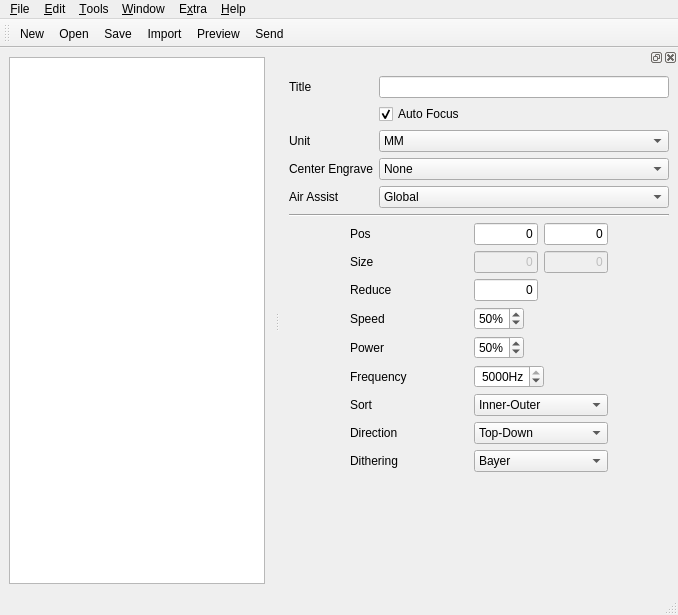
The window that src/gui/CtrlCut.ui (kallaballa/ctrl-cut) describes before a commit, drawn with Qt 5.
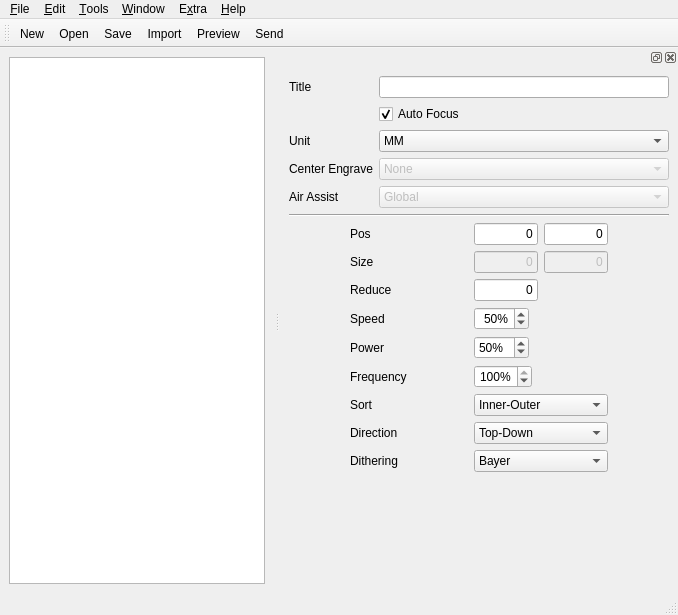
The same window after the commit. Icons and pictures are not drawn. Custom widgets are drawn as their Qt base class.

Patch:
```diff
--- a/src/gui/CtrlCut.ui
+++ b/src/gui/CtrlCut.ui
@@ -185,6 +185,9 @@
        </item>
        <item row="5" column="1">
         <widget class="QComboBox" name="airAssistBox">
+         <property name="enabled">
+          <bool>false</bool>
+         </property>
          <property name="maximumSize">
           <size>
            <width>16777215</width>
@@ -247,6 +250,9 @@
        </item>
        <item row="3" column="1">
         <widget class="QComboBox" name="center">
+         <property name="enabled">
+          <bool>false</bool>
+         </property>
          <property name="sizeAdjustPolicy">
           <enum>QComboBox::AdjustToContentsOnFirstShow</enum>
          </property>
@@ -482,7 +488,7 @@
          </property>
          <property name="maximumSize">
           <size>
-           <width>50</width>
+           <width>55</width>
            <height>16777215</height>
           </size>
          </property>
@@ -532,7 +538,7 @@
          </property>
          <property name="maximumSize">
           <size>
-           <width>50</width>
+           <width>55</width>
            <height>16777215</height>
           </size>
          </property>
@@ -571,26 +577,20 @@
            <verstretch>0</verstretch>
           </sizepolicy>
          </property>
-         <property name="minimumSize">
-          <size>
-           <width>70</width>
-           <height>0</height>
-          </size>
-         </property>
          <property name="alignment">
           <set>Qt::AlignRight|Qt::AlignTrailing|Qt::AlignVCenter</set>
          </property>
          <property name="suffix">
-          <string>Hz</string>
+          <string>%</string>
          </property>
          <property name="minimum">
           <number>1</number>
          </property>
          <property name="maximum">
-          <number>5000</number>
+          <number>100</number>
          </property>
          <property name="value">
-          <number>5000</number>
+          <number>100</number>
          </property>
         </widget>
        </item>
```
Left out of the diff: 5 changed lines with no effect on the pictures.
